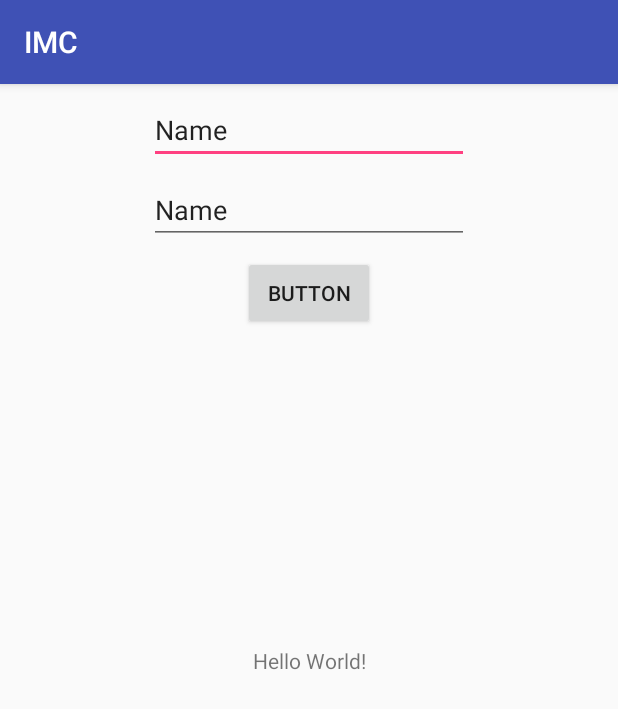
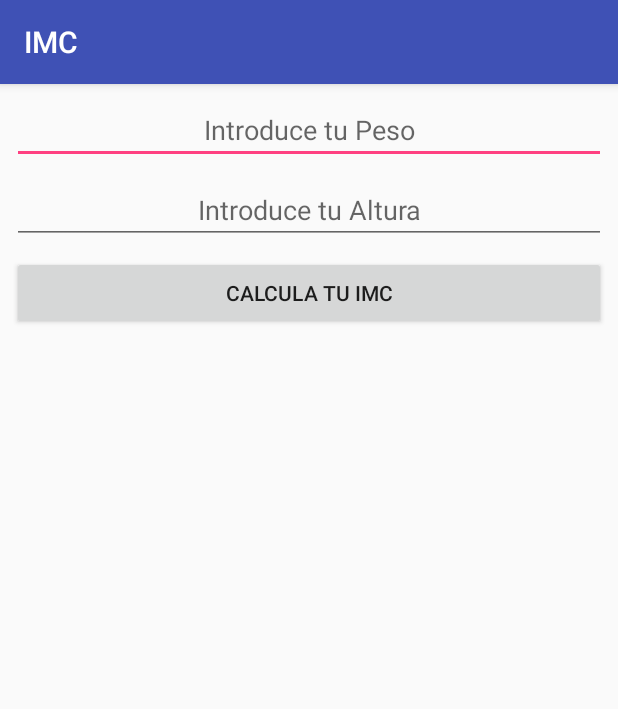
Before and after one commit to diegodf8/IMC, an Android app: the screen it shows after launch (MainActivity), on a phone screen of 412 x 824 dp. Shown: the top 709 px of the screen. Run offline under Robolectric (Android 15) with nearby library versions, the phone set to English and light mode, and no system bars.

Commit message:
Android objetos

```diff
--- a/app/src/main/java/android/cice/com/imc/MainActivity.java
+++ b/app/src/main/java/android/cice/com/imc/MainActivity.java
@@ -2,6 +2,9 @@ package android.cice.com.imc;
 
 import android.support.v7.app.AppCompatActivity;
 import android.os.Bundle;
+import android.widget.Button;
+import android.widget.EditText;
+import android.widget.TextView;
 
 public class MainActivity extends AppCompatActivity {
 
@@ -9,5 +12,12 @@ public class MainActivity extends AppCompatActivity {
     protected void onCreate(Bundle savedInstanceState) {
         super.onCreate(savedInstanceState);
         setContentView(R.layout.activity_main);
+
+        EditText altura = findViewById(R.id.altura);
+        EditText peso = findViewById(R.id.peso);
+        Button calcula = findViewById(R.id.calcula);
+        TextView resultado = findViewById(R.id.resultado);
+
+
     }
 }
--- a/app/src/main/res/layout/activity_main.xml
+++ b/app/src/main/res/layout/activity_main.xml
@@ -6,18 +6,9 @@
     android:layout_height="match_parent"
     tools:context=".MainActivity">
 
-    <TextView
-        android:layout_width="wrap_content"
-        android:layout_height="wrap_content"
-        android:text="Hello World!"
-        app:layout_constraintBottom_toBottomOf="parent"
-        app:layout_constraintLeft_toLeftOf="parent"
-        app:layout_constraintRight_toRightOf="parent"
-        app:layout_constraintTop_toTopOf="parent" />
-
     <EditText
-        android:id="@+id/editText"
-        android:layout_width="wrap_content"
+        android:id="@+id/peso"
+        android:layout_width="match_parent"
         android:layout_height="wrap_content"
         android:layout_marginEnd="8dp"
         android:layout_marginLeft="8dp"
@@ -25,40 +16,61 @@
         android:layout_marginStart="8dp"
         android:layout_marginTop="8dp"
         android:ems="10"
+        android:hint="Introduce tu Peso"
+        android:textAlignment="center"
         android:inputType="textPersonName"
-        android:text="Name"
+        android:text=""
         app:layout_constraintEnd_toEndOf="parent"
         app:layout_constraintStart_toStartOf="parent"
         app:layout_constraintTop_toTopOf="parent" />
 
     <EditText
-        android:id="@+id/editText2"
-        android:layout_width="wrap_content"
+        android:id="@+id/altura"
+        android:layout_width="match_parent"
         android:layout_height="wrap_content"
         android:layout_marginEnd="8dp"
         android:layout_marginLeft="8dp"
         android:layout_marginRight="8dp"
         android:layout_marginStart="8dp"
         android:layout_marginTop="8dp"
+        android:hint="Introduce tu Altura"
+        android:textAlignment="center"
         android:ems="10"
         android:inputType="textPersonName"
-        android:text="Name"
+        android:text=""
         app:layout_constraintEnd_toEndOf="parent"
         app:layout_constraintStart_toStartOf="parent"
-        app:layout_constraintTop_toBottomOf="@+id/editText" />
+        app:layout_constraintTop_toBottomOf="@+id/peso" />
 
     <Button
-        android:id="@+id/button"
-        android:layout_width="wrap_content"
+        android:id="@+id/calcula"
+        android:layout_width="match_parent"
         android:layout_height="49dp"
         android:layout_marginEnd="8dp"
         android:layout_marginLeft="8dp"
         android:layout_marginRight="8dp"
         android:layout_marginStart="8dp"
         android:layout_marginTop="8dp"
-        android:text="Button"
+        android:text="Calcula tu IMC"
         app:layout_constraintEnd_toEndOf="parent"
         app:layout_constraintStart_toStartOf="parent"
-        app:layout_constraintTop_toBottomOf="@+id/editText2" />
+        app:layout_constraintTop_toBottomOf="@+id/altura" />
+
+    <TextView
+        android:id="@+id/resultado"
+        android:layout_width="match_parent"
+        android:layout_height="wrap_content"
+        android:layout_marginBottom="8dp"
+        android:layout_marginEnd="8dp"
+        android:layout_marginLeft="8dp"
+        android:layout_marginRight="8dp"
+        android:layout_marginStart="8dp"
+        android:layout_marginTop="8dp"
+        android:textAlignment="center"
+        android:textSize="90dp"
+        app:layout_constraintBottom_toBottomOf="parent"
+        app:layout_constraintEnd_toEndOf="parent"
+        app:layout_constraintStart_toStartOf="parent"
+        app:layout_constraintTop_toBottomOf="@+id/calcula" />
 
 </android.support.constraint.ConstraintLayout>
```
